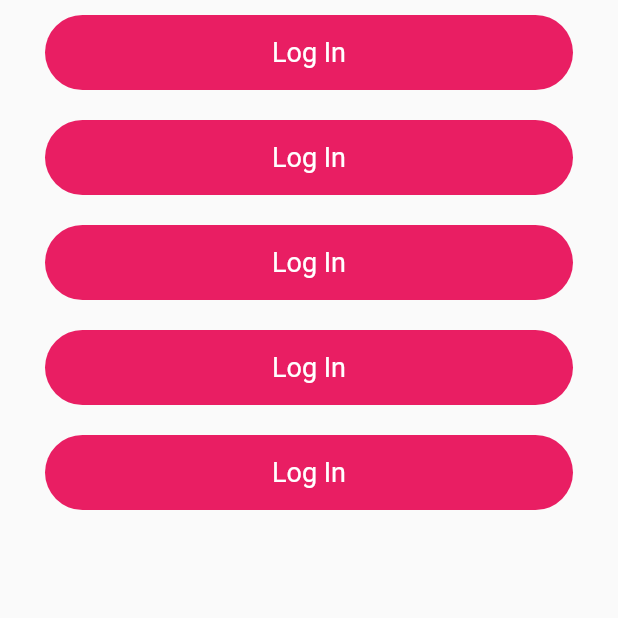
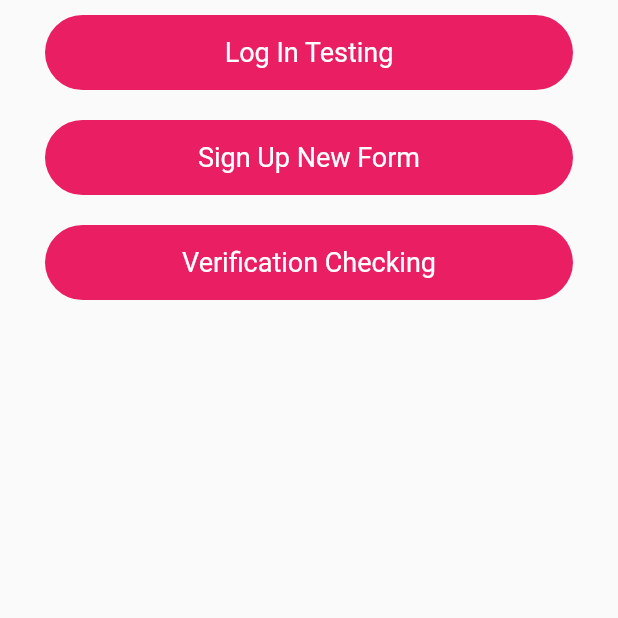
Before and after one commit to atik-sabuj/easy_calculator, a Flutter app: the screen it shows after launch, on a phone screen of 412 x 824 dp, the top half of it. Run offline on Flutter 3.47's test engine with Material 2 defaults, Android fonts, the phone set to English and light mode, and no system bars.

Commit message:
constructor

```diff
--- a/lib/constant.dart
+++ b/lib/constant.dart
@@ -7,4 +7,4 @@ const Color whiteColor = Colors.white;
 
 const headingTextStyle1 = TextStyle(fontSize: 30, color: greyColor, fontWeight: FontWeight.w600);
 const headingTextStyle2 = TextStyle(fontSize: 30, color: blueColor, fontWeight: FontWeight.w600);
-const headingTextStyle3 = TextStyle(fontSize: 18,color: whiteColor);
+const headingTextStyle3 = TextStyle(fontSize: 18, color: whiteColor);
--- a/lib/home_page.dart
+++ b/lib/home_page.dart
@@ -18,11 +18,10 @@ class _HomePageState extends State<HomePage> {
           padding: const EdgeInsets.symmetric(horizontal: 30),
           child: Column(
             children: [
-              MyButton(),
-              MyButton(),
-              MyButton(),
-              MyButton(),
-              MyButton(),
+              MyButton(title: 'Log In', subtitle: ' Testing',),
+              MyButton(title: 'Sign Up',subtitle: ' New Form',),
+              MyButton(title: 'Verification',subtitle: ' Checking',),
+
               //SizedBox(height: 20,),
 
             ],
@@ -34,7 +33,8 @@ class _HomePageState extends State<HomePage> {
 }
 
 class MyButton extends StatelessWidget {
-  const MyButton({Key? key}) : super(key: key);
+  final String title, subtitle;
+  const MyButton({Key? key, required this.title,required this.subtitle}) : super(key: key);
 
   @override
   Widget build(BuildContext context) {
@@ -46,7 +46,7 @@ class MyButton extends StatelessWidget {
           color: Colors.pink,
           borderRadius: BorderRadius.circular(50),
         ),
-        child: Center(child: Text('Log In', style: headingTextStyle3,)),
+        child: Center(child: Text(title + subtitle, style: headingTextStyle3,)),
       ),
     );
   }
```
